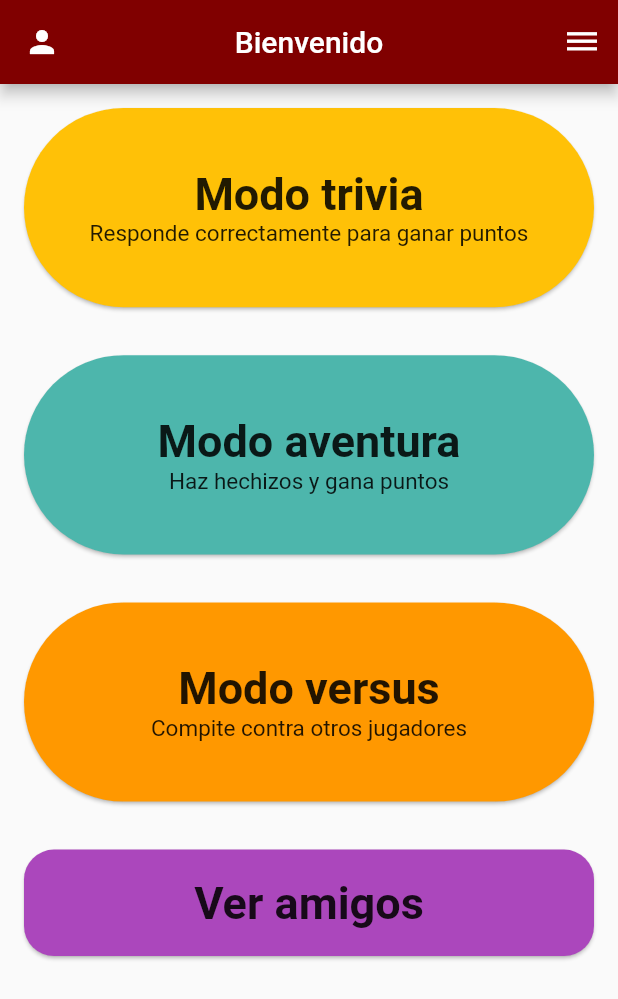
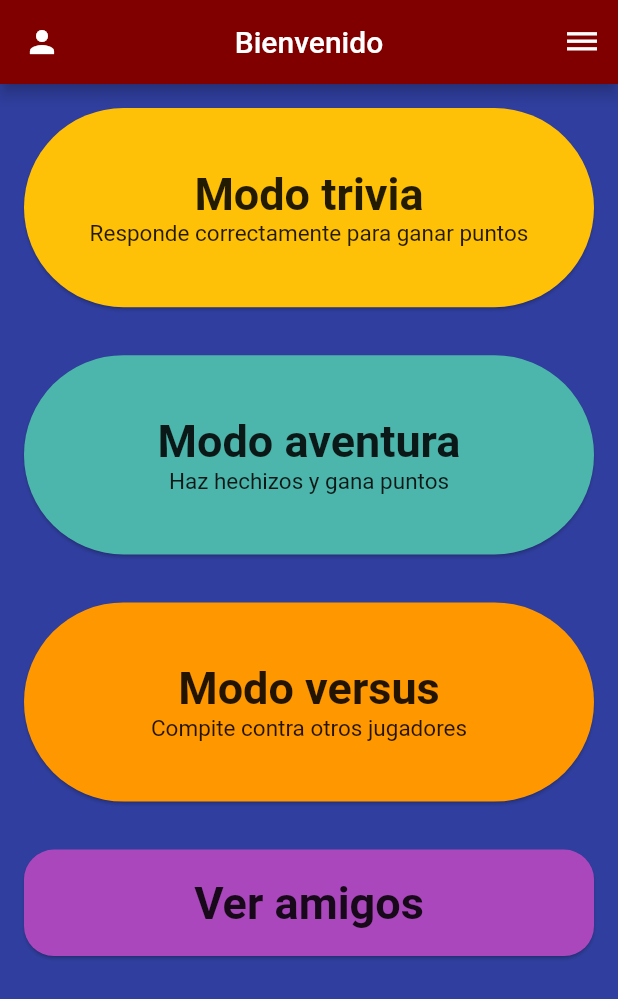
Before and after one commit to EduGro/MovilesProyecto, a Flutter app: the PantallaPrincipal screen opened directly, on a phone screen of 412 x 824 dp. Shown: the top 999 px of the screen. Run offline on Flutter 3.47's test engine with Material 2 defaults, Android fonts, the phone set to English and light mode, and no system bars; network calls fail.

Commit message:
pantalla amigos y dark mode a pantalla principal

```diff
--- a/lib/home/pantalla_principal.dart
+++ b/lib/home/pantalla_principal.dart
@@ -1,5 +1,7 @@
 import 'package:flutter/material.dart';
 import 'package:proyectoMoviles/profile.dart';
+import 'package:proyectoMoviles/others/friends_page.dart';
+import 'package:proyectoMoviles/utils/temp_friend_list.dart';
 
 class PantallaPrincipal extends StatefulWidget {
   final String title;
@@ -16,6 +18,7 @@ class _PantallaPrincipalState extends State<PantallaPrincipal> {
   @override
   Widget build(BuildContext context) {
     return Scaffold(
+      backgroundColor: Colors.indigo[700],
       key: _scaffoldKey,
       appBar: AppBar(
           leading: IconButton(
@@ -42,6 +45,8 @@ class _PantallaPrincipalState extends State<PantallaPrincipal> {
             ),
           ]),
       endDrawer: Drawer(
+        child: Container(
+          color: Colors.indigo[900],
           child: Padding(
             padding: EdgeInsets.only(top: 25.0),
             child: ListView(
@@ -86,6 +91,7 @@ class _PantallaPrincipalState extends State<PantallaPrincipal> {
                   ),
                 ),
               ],
+            ),
           ),
         ),
       ),
@@ -221,6 +227,14 @@ class _PantallaPrincipalState extends State<PantallaPrincipal> {
     // TODO
   }
   void _openFriends() {
-    // TODO
+    Navigator.of(context).push(
+      MaterialPageRoute(
+        builder: (context) {
+          return FriendsPage(
+            friendsList: FriendRepository.loadFriends()
+          );
+        },
+      ),
+    );
   }
 }
--- /dev/null
+++ b/lib/utils/item_friends.dart
@@ -0,0 +1,11 @@
+import 'package:flutter/foundation.dart';
+
+class itemFriends {
+  final String name;
+  final String profilePic;
+
+  itemFriends({
+    @required this.name,
+    @required this.profilePic,
+  });
+}
```
Also changed, not shown: lib/others/friend_info.dart (added, +41 -0 lines), lib/others/friends_page.dart (added, +29 -0 lines), lib/utils/temp_friend_list.dart (added, +28 -0 lines), pubspec.lock. Lines whose indentation alone changed are shown as unchanged.
